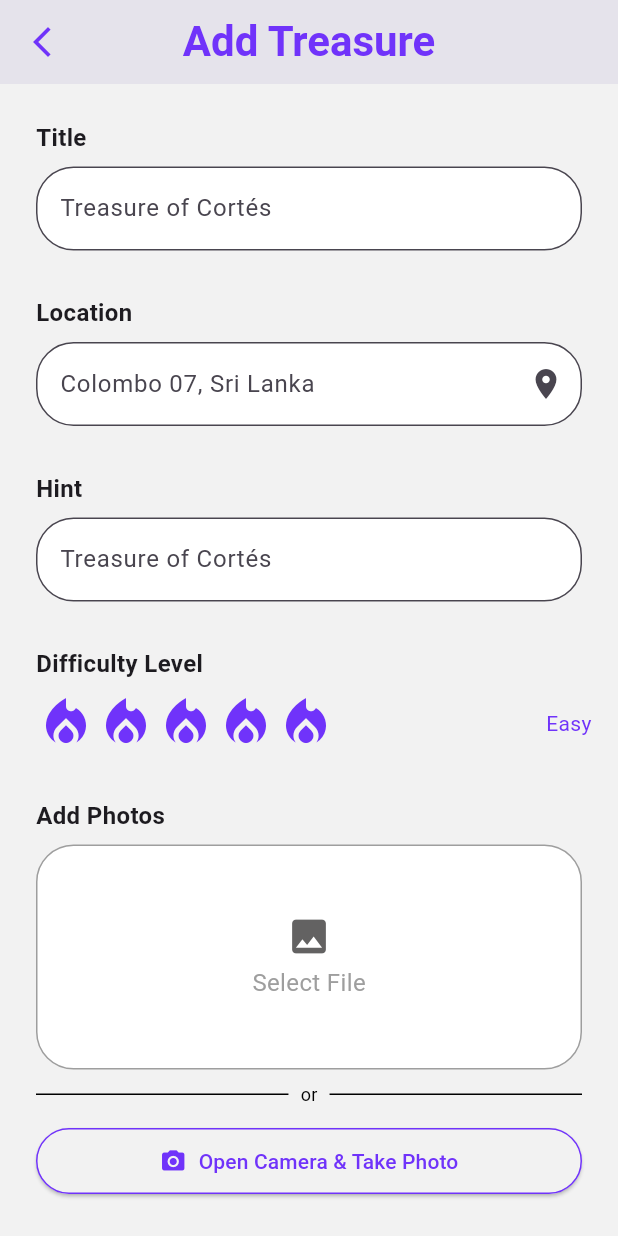
After one commit to sanjeewaDeshapriya/Torva, a Flutter app: the AddTreasurePage screen opened by its route, on a phone screen of 412 x 824 dp. The commit adds this screen. Run offline on Flutter 3.47's test engine with Material 3 defaults, Android fonts, the phone set to English and light mode, and no system bars.

Commit message:
AddTreasure page
adding the main input fields

```diff
--- a/lib/router/routes.dart
+++ b/lib/router/routes.dart
@@ -2,17 +2,20 @@ import 'package:flutter/material.dart';
 import '../screens/home/home_page.dart';
 import '../screens/about/about_page.dart';
 import '../screens/contact/contact_page.dart';
+import '../screens/addTreasure/addTreasure.dart';
 
 class AppRoutes {
   static const String home = '/';
   static const String about = '/about';
   static const String contact = '/contact';
+  static const String addTreasure = '/addTreasure';
 
   static Map<String, WidgetBuilder> getRoutes() {
     return {
       home: (context) => HomePage(),
       about: (context) => AboutPage(),
       contact: (context) => ContactPage(),
+      addTreasure: (context) => AddTreasurePage(),
     };
   }
 }
--- /dev/null
+++ b/lib/screens/addTreasure/addTreasure.dart
@@ -0,0 +1,256 @@
+import 'package:flutter/material.dart';
+
+class AddTreasurePage extends StatelessWidget {
+  const AddTreasurePage({super.key});
+
+  @override
+  Widget build(BuildContext context) {
+    return Scaffold(
+      appBar: AppBar(
+        title: const Text(
+          'Add Treasure',
+          style: TextStyle(
+            color: Color(0xFF7033FA),
+            fontWeight: FontWeight.bold,
+            fontSize: 28.0,
+          ),
+        ),
+        centerTitle: true,
+        leading: IconButton(
+          icon: const Icon(Icons.arrow_back_ios_new, color: Color(0xFF7033FA)),
+          onPressed: () => Navigator.pop(context),
+        ),
+        backgroundColor: Color(0xFFF2F2F2),
+      ),
+      backgroundColor: Color(0xFFF2F2F2),
+      body: SingleChildScrollView(
+        padding: const EdgeInsets.all(24.0),
+        child: Column(
+          crossAxisAlignment: CrossAxisAlignment.start,
+          children: [
+            buildTextField('Title', 'Treasure of Cortés'),
+            const SizedBox(height: 30),
+            buildLocationField(),
+            const SizedBox(height: 30),
+            buildTextField('Hint', 'Treasure of Cortés'),
+            const SizedBox(height: 30),
+            buildDifficultySelector(),
+            const SizedBox(height: 30),
+            buildPhotoUploader(),
+            const SizedBox(height: 30),
+            buildDescriptionField(),
+            const SizedBox(height: 32),
+            buildActionButtons(context),
+          ],
+        ),
+      ),
+    );
+  }
+
+  Widget buildTextField(String label, String hint) {
+    return Column(
+      crossAxisAlignment: CrossAxisAlignment.start,
+      children: [
+        Text(label,
+            style: const TextStyle(fontWeight: FontWeight.bold, fontSize: 16)),
+        const SizedBox(height: 8),
+        TextField(
+          decoration: InputDecoration(
+            hintText: hint,
+            border: OutlineInputBorder(
+              borderRadius: BorderRadius.circular(25),
+            ),
+            filled: true,
+            fillColor: Colors.white,
+          ),
+        )
+      ],
+    );
+  }
+
+  Widget buildLocationField() {
+    return Column(
+      crossAxisAlignment: CrossAxisAlignment.start,
+      children: [
+        const Text('Location',
+            style: TextStyle(fontWeight: FontWeight.bold, fontSize: 16)),
+        const SizedBox(height: 8),
+        TextField(
+          decoration: InputDecoration(
+            hintText: 'Colombo 07, Sri Lanka',
+            suffixIcon: const Icon(Icons.location_on),
+            border: OutlineInputBorder(borderRadius: BorderRadius.circular(25)),
+            filled: true,
+            fillColor: Colors.white,
+          ),
+        ),
+      ],
+    );
+  }
+
+  Widget buildDifficultySelector() {
+    return Column(
+      crossAxisAlignment: CrossAxisAlignment.start,
+      children: [
+        const Text('Difficulty Level',
+            style: TextStyle(fontWeight: FontWeight.bold, fontSize: 16)),
+        const SizedBox(height: 8),
+        Row(
+          mainAxisAlignment: MainAxisAlignment.start,
+          children: [
+            ...List.generate(5, (index) {
+              return const Icon(Icons.local_fire_department,
+                  size: 40, color: Color(0xFF7033FA));
+            }),
+            const SizedBox(width: 140),
+            const Text('Easy', style: TextStyle(color: Color(0xFF7033FA))),
+          ],
+        ),
+      ],
+    );
+  }
+
+  Widget buildPhotoUploader() {
+    return Column(
+      crossAxisAlignment: CrossAxisAlignment.start,
+      children: [
+        const Text('Add Photos',
+            style: TextStyle(fontWeight: FontWeight.bold, fontSize: 16)),
+        const SizedBox(height: 8),
+        Container(
+          width: double.infinity,
+          height: 150,
+          decoration: BoxDecoration(
+            borderRadius: BorderRadius.circular(25),
+            border: Border.all(color: Colors.grey),
+            color: Colors.white,
+          ),
+          child: Column(
+            mainAxisAlignment: MainAxisAlignment.center,
+            children: const [
+              Icon(Icons.image,
+                  size: 30, color: Color.fromARGB(255, 99, 98, 98)),
+              SizedBox(height: 4),
+              Text(
+                'Select File',
+                style: TextStyle(
+                  color: Colors.grey,
+                  fontSize: 16,
+                ),
+              ),
+            ],
+          ),
+        ),
+        const SizedBox(height: 8),
+        Row(
+          mainAxisAlignment: MainAxisAlignment.center,
+          children: [
+            Expanded(
+              child: Divider(
+                color: Colors.black,
+                thickness: 1,
+              ),
+            ),
+            const Padding(
+              padding: EdgeInsets.symmetric(horizontal: 8.0),
+              child: Text('or',
+                  style: TextStyle(color: Colors.black, fontSize: 12)),
+            ),
+            Expanded(
+              child: Divider(
+                color: Colors.black,
+                thickness: 1,
+              ),
+            ),
+          ],
+        ),
+        const SizedBox(height: 8),
+        Container(
+          margin: const EdgeInsets.symmetric(vertical:4),
+          width: double.infinity,
+          child: ElevatedButton.icon(
+            onPressed: () {},
+            icon: Container(
+              child: const Icon(Icons.camera_alt, color: Color(0xFF7033FA)),
+            ),
+            label: const Text(
+              'Open Camera & Take Photo',
+              style: TextStyle(color: Color(0xFF7033FA)),
+            ),
+            style: ElevatedButton.styleFrom(
+              backgroundColor: Color(0xFFF2F2F2),
+              foregroundColor: Color(0xFF7033FA),
+              side: const BorderSide(color: Color(0xFF7033FA), width: 1),
+              shape: RoundedRectangleBorder(
+                borderRadius: BorderRadius.circular(25),
+              ),
+              padding: const EdgeInsets.symmetric(vertical: 12, horizontal: 16),
+            ),
+          ),
+        ),
+      ],
+    );
+  }
+
+  Widget buildDescriptionField() {
+    return Column(
+      crossAxisAlignment: CrossAxisAlignment.start,
+      children: [
+        const Text('Description',
+            style: TextStyle(fontWeight: FontWeight.bold, fontSize: 16)),
+        const SizedBox(height: 8),
+        TextField(
+          maxLines: 5,
+          decoration: InputDecoration(
+            hintText: 'Enter description here...',
+            border: OutlineInputBorder(borderRadius: BorderRadius.circular(25)),
+            filled: true,
+            fillColor: Colors.white,
+          ),
+        ),
+      ],
+    );
+  }
+
+  Widget buildActionButtons(BuildContext context) {
+    return Container(
+      width: double.infinity,
+      decoration: BoxDecoration(
+        color: Colors.white,
+        borderRadius: BorderRadius.circular(50),
+      ),
+      padding: const EdgeInsets.symmetric(horizontal: 8, vertical: 8),
+      child: Row(
+        children: [
+          Expanded(
+            child: ElevatedButton(
+              onPressed: () => Navigator.pop(context),
+              style: ElevatedButton.styleFrom(
+                backgroundColor: Color.fromARGB(255, 244, 243, 245),
+              ),
+              child: Padding(
+                padding: const EdgeInsets.symmetric(vertical: 16.0),
+                child: const Text('Cancel',
+                    style: TextStyle(color: Colors.black, fontSize: 20)),
+              ),
+            ),
+          ),
+          const SizedBox(width: 12),
+          Expanded(
+            child: ElevatedButton(
+              onPressed: () {},
+              style: ElevatedButton.styleFrom(
+                backgroundColor: Color(0xFF7033FA),
+              ),
+              child: Padding(
+                padding: const EdgeInsets.symmetric(vertical: 16.0),
+                child: const Text('Save',
+                    style: TextStyle(color: Colors.white, fontSize: 20)),
+              ),
+            ),
+          ),
+        ],
+      ),
+    );
+  }
+}
```
